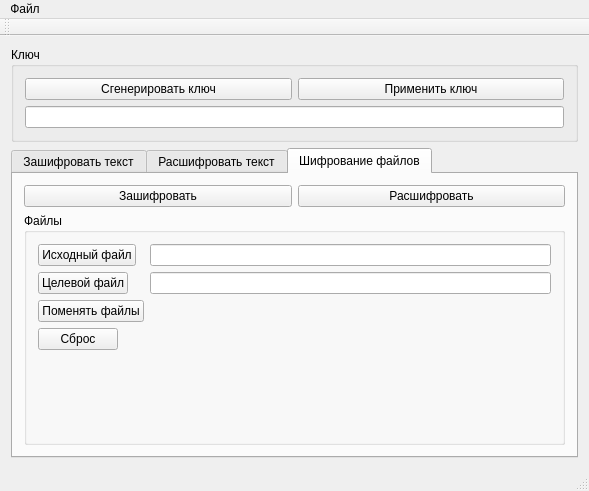
Old version of the form forms/mainwindow.ui in the repository suiljex/idea_tools.
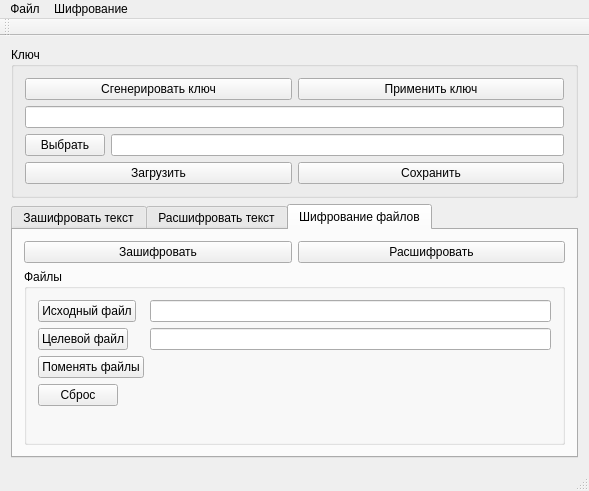
New version of the form.

Commit message: ADD Сохранение ключа в файл   Элементы меню

The edit to the form file:
```diff
--- a/forms/mainwindow.ui
+++ b/forms/mainwindow.ui
@@ -51,6 +51,38 @@
        <item>
         <widget class="QLineEdit" name="key_input"/>
        </item>
+       <item>
+        <layout class="QGridLayout" name="gridLayout">
+         <item row="0" column="2">
+          <widget class="QLineEdit" name="lineEdit_key_file"/>
+         </item>
+         <item row="0" column="0">
+          <widget class="QPushButton" name="pushButton_key_choose">
+           <property name="text">
+            <string>Выбрать</string>
+           </property>
+          </widget>
+         </item>
+        </layout>
+       </item>
+       <item>
+        <layout class="QHBoxLayout" name="horizontalLayout_3">
+         <item>
+          <widget class="QPushButton" name="pushButton_key_load">
+           <property name="text">
+            <string>Загрузить</string>
+           </property>
+          </widget>
+         </item>
+         <item>
+          <widget class="QPushButton" name="pushButton_key_save">
+           <property name="text">
+            <string>Сохранить</string>
+           </property>
+          </widget>
+         </item>
+        </layout>
+       </item>
       </layout>
      </widget>
     </item>
@@ -187,7 +219,28 @@
     <addaction name="separator"/>
     <addaction name="exit"/>
    </widget>
+   <widget class="QMenu" name="menu_2">
+    <property name="title">
+     <string>Шифрование</string>
+    </property>
+    <widget class="QMenu" name="menu_3">
+     <property name="title">
+      <string>Выбор файлов</string>
+     </property>
+     <addaction name="file_open_src"/>
+     <addaction name="file_open_dst"/>
+     <addaction name="file_switch"/>
+     <addaction name="file_reset"/>
+    </widget>
+    <addaction name="text_encrypt"/>
+    <addaction name="text_decrypt"/>
+    <addaction name="separator"/>
+    <addaction name="file_encrypt"/>
+    <addaction name="file_decrypt"/>
+    <addaction name="menu_3"/>
+   </widget>
    <addaction name="menu"/>
+   <addaction name="menu_2"/>
   </widget>
   <widget class="QToolBar" name="mainToolBar">
    <attribute name="toolBarArea">
```
Left out of the diff: 286 changed lines with no effect on the pictures. The commit also changes 2 other files.
